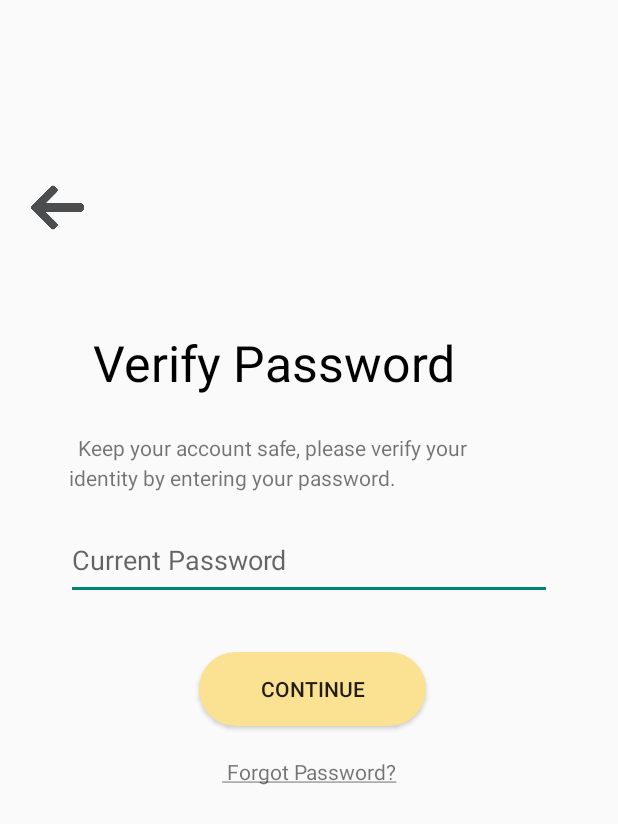
After one commit to Wilson-Tiquia/GroceryApp, an Android app: the VerifyPassword screen opened directly, with no data from a screen before it, on a phone screen of 412 x 824 dp. The commit adds this screen. Shown: the top 824 px of the screen. Run offline under Robolectric (Android 15) with nearby library versions, the phone set to English and light mode, and no system bars.

Commit message:
Verify Password Page

```diff
--- a/app/build.gradle
+++ b/app/build.gradle
@@ -8,7 +8,7 @@ android {
 
     defaultConfig {
         applicationId "com.example.groceryapp"
-        minSdkVersion defaultMinSdkVersion
+        minSdkVersion defaultMinSdkVersion1
         targetSdkVersion 30
         versionCode 1
         versionName "1.0"
--- a/app/src/main/AndroidManifest.xml
+++ b/app/src/main/AndroidManifest.xml
@@ -11,7 +11,8 @@
         android:roundIcon="@mipmap/ic_launcher_round"
         android:supportsRtl="true"
         android:theme="@style/Theme.GroceryApp.NoActionBar">
-        <activity android:name=".AccountDetails"></activity>
+        <activity android:name=".VerifyPassword"></activity>
+        <activity android:name=".AccountDetails" />
         <activity android:name=".Settings" />
         <activity android:name=".EmailVerification" />
         <activity android:name=".SignUp" />
--- /dev/null
+++ b/app/src/main/java/com/example/groceryapp/VerifyPassword.java
@@ -0,0 +1,14 @@
+package com.example.groceryapp;
+
+import androidx.appcompat.app.AppCompatActivity;
+
+import android.os.Bundle;
+
+public class VerifyPassword extends AppCompatActivity {
+
+    @Override
+    protected void onCreate(Bundle savedInstanceState) {
+        super.onCreate(savedInstanceState);
+        setContentView(R.layout.activity_verify_password);
+    }
+}
--- /dev/null
+++ b/app/src/main/res/layout/activity_verify_password.xml
@@ -0,0 +1,87 @@
+<?xml version="1.0" encoding="utf-8"?>
+<androidx.constraintlayout.widget.ConstraintLayout xmlns:android="http://schemas.android.com/apk/res/android"
+    xmlns:app="http://schemas.android.com/apk/res-auto"
+    xmlns:tools="http://schemas.android.com/tools"
+    android:layout_width="match_parent"
+    android:layout_height="match_parent"
+    tools:context=".VerifyPassword">
+
+    <ImageView
+        android:id="@+id/go_back_button"
+        android:layout_width="59dp"
+        android:layout_height="35dp"
+        android:layout_marginEnd="344dp"
+        android:layout_marginBottom="668dp"
+        android:contentDescription="@string/back"
+        app:layout_constraintBottom_toBottomOf="parent"
+        app:layout_constraintEnd_toEndOf="parent"
+        app:srcCompat="@drawable/left_arrow" />
+
+    <TextView
+        android:id="@+id/verifypasstext"
+        android:layout_width="wrap_content"
+        android:layout_height="wrap_content"
+        android:layout_marginEnd="108dp"
+        android:layout_marginBottom="560dp"
+        android:text="@string/verify_password"
+        android:textColor="@color/black"
+        android:textSize="15pt"
+        app:layout_constraintBottom_toBottomOf="parent"
+        app:layout_constraintEnd_toEndOf="parent" />
+
+    <TextView
+        android:id="@+id/subtext2"
+        android:layout_width="wrap_content"
+        android:layout_height="wrap_content"
+        android:layout_marginEnd="148dp"
+        android:layout_marginBottom="496dp"
+        android:text="@string/verify_password_subtext2"
+        app:layout_constraintBottom_toBottomOf="parent"
+        app:layout_constraintEnd_toEndOf="parent" />
+
+    <TextView
+        android:id="@+id/subtext"
+        android:layout_width="wrap_content"
+        android:layout_height="wrap_content"
+        android:layout_marginEnd="100dp"
+        android:layout_marginBottom="516dp"
+        android:text="@string/verify_password_subtext"
+        app:layout_constraintBottom_toBottomOf="parent"
+        app:layout_constraintEnd_toEndOf="parent" />
+
+    <EditText
+        android:id="@+id/editTextTextPassword"
+        android:layout_width="324dp"
+        android:layout_height="53dp"
+        android:layout_marginEnd="44dp"
+        android:layout_marginBottom="424dp"
+        android:ems="10"
+        android:inputType="textPassword"
+        android:hint="@string/current_password"
+        android:importantForAutofill="no"
+        app:layout_constraintBottom_toBottomOf="parent"
+        app:layout_constraintEnd_toEndOf="parent" />
+
+    <Button
+        android:id="@+id/continue_button"
+        android:backgroundTint="@color/yellow"
+        android:layout_width="151dp"
+        android:layout_height="49dp"
+        android:layout_marginEnd="128dp"
+        android:layout_marginBottom="340dp"
+        android:background="@drawable/roundedshapetext"
+        android:text="@string/continue_password"
+        app:layout_constraintBottom_toBottomOf="parent"
+        app:layout_constraintEnd_toEndOf="parent" />
+
+    <TextView
+        android:id="@+id/textView3"
+        android:layout_width="wrap_content"
+        android:layout_height="wrap_content"
+        android:layout_marginEnd="144dp"
+        android:layout_marginBottom="300dp"
+        android:text="@string/forgot_password_settings"
+        app:layout_constraintBottom_toBottomOf="parent"
+        app:layout_constraintEnd_toEndOf="parent" />
+
+</androidx.constraintlayout.widget.ConstraintLayout>
--- a/app/src/main/res/values/strings.xml
+++ b/app/src/main/res/values/strings.xml
@@ -58,4 +58,13 @@
     <string name="terms_and_conditions"> Terms And Conditions</string>
 
 
+
+    <!-- VERIFY PASSWORD PAGE !-->
+    <string name="verify_password">  Verify Password </string>
+    <string name="verify_password_subtext"> Keep your account safe, please verify your </string>
+    <string name="verify_password_subtext2"> identity by entering your password.</string>
+    <string name="back"> Go Back Arrow Icon</string>
+    <string name="current_password"> Current Password</string>
+    <string name="continue_password"> Continue </string>
+    <string name="forgot_password_settings"> <u> Forgot Password?</u> </string>
 </resources>
```
Also changed, not shown: app/src/main/res/drawable/left_arrow.png (added).
